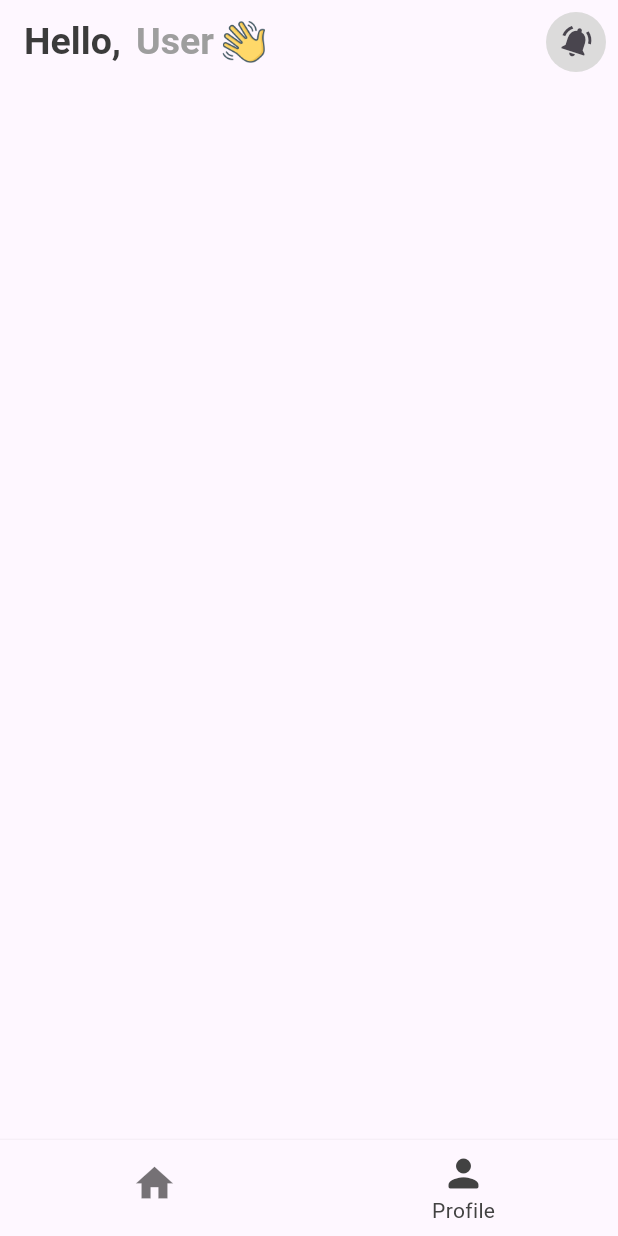
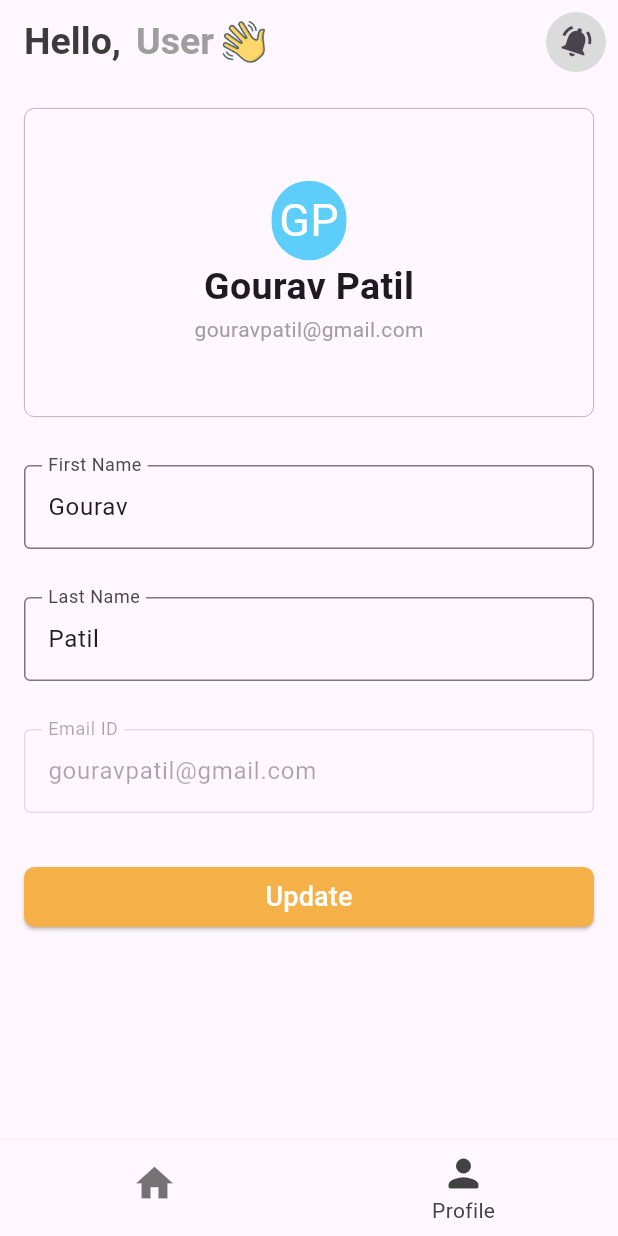
Before and after one commit to gourav161700/cartridge_health_notifier_app, a Flutter app: the HomeScreen screen opened directly, item 2 of the bottom bar chosen, on a phone screen of 412 x 824 dp. Run offline on Flutter 3.47's test engine with Material 3 defaults, Android fonts, the light colour scheme and no system bars.

Commit message:
Updated code

```diff
--- a/lib/Widgets/profile_widet.dart
+++ b/lib/Widgets/profile_widet.dart
@@ -10,6 +10,102 @@ class ProfileWidget extends StatefulWidget {
 class _ProfileWidgetState extends State<ProfileWidget> {
   @override
   Widget build(BuildContext context) {
-    return Container();
+    return SingleChildScrollView(
+      child: Column(
+        children: [
+          // Profile Container
+          Container(
+            width: MediaQuery.of(context).size.width,
+            height: MediaQuery.of(context).size.height / 4,
+            margin: const EdgeInsets.all(16.0),
+            decoration: BoxDecoration(
+              borderRadius: BorderRadius.circular(7.0),
+              border: Border.all(color: Colors.grey, width: 0.5),
+            ),
+            child: Column(
+              mainAxisAlignment: MainAxisAlignment.center,
+              children: [
+                Container(
+                  padding: const EdgeInsets.all(5.0),
+                  decoration: BoxDecoration(
+                    color: const Color.fromARGB(255, 93, 205, 249),
+                    borderRadius: BorderRadius.circular(50.0),
+                  ),
+                  child: Text(
+                    'GP',
+                    style: TextStyle(fontSize: 30.0, color: Colors.white),
+                  ),
+                ),
+                Text(
+                  'Gourav Patil',
+                  style: TextStyle(fontWeight: FontWeight.bold, fontSize: 25.0),
+                ),
+                Text(
+                  'gouravpatil@gmail.com',
+                  style: TextStyle(color: Colors.grey),
+                ),
+              ],
+            ),
+          ),
+
+          // Input Fields
+          customInputWidget(
+            inputTitle: 'First Name',
+            inputValue: 'Gourav',
+            isEnabled: true,
+          ),
+
+          customInputWidget(
+            inputTitle: 'Last Name',
+            inputValue: 'Patil',
+            isEnabled: true,
+          ),
+
+          customInputWidget(
+            inputTitle: 'Email ID',
+            inputValue: 'gouravpatil@gmail.com',
+            isEnabled: false,
+          ),
+
+          // Update Button
+          Container(
+            margin: const EdgeInsets.all(16.0),
+            width: double.infinity,
+            child: ElevatedButton(
+              onPressed: () {},
+
+              style: ElevatedButton.styleFrom(
+                backgroundColor: const Color.fromARGB(255, 245, 176, 72),
+                shape: RoundedRectangleBorder(
+                  borderRadius: BorderRadius.circular(7.0),
+                ),
+              ),
+              child: Text(
+                'Update',
+                style: TextStyle(color: Colors.white, fontSize: 18.0),
+              ),
+            ),
+          ),
+        ],
+      ),
+    );
+  }
+
+  Padding customInputWidget({
+    required String inputTitle,
+    required String inputValue,
+    required bool isEnabled,
+  }) {
+    return Padding(
+      padding: const EdgeInsets.all(16.0),
+      child: TextFormField(
+        enabled: isEnabled,
+        initialValue: inputValue,
+        decoration: InputDecoration(
+          label: Text(inputTitle),
+          border: OutlineInputBorder(),
+        ),
+      ),
+    );
   }
 }
```
Also changed, not shown: lib/Screens/pre_filter_cartridge_details_screen.dart (deleted, +0 -163 lines), lib/Widgets/home_widget.dart (+29 -9 lines).
